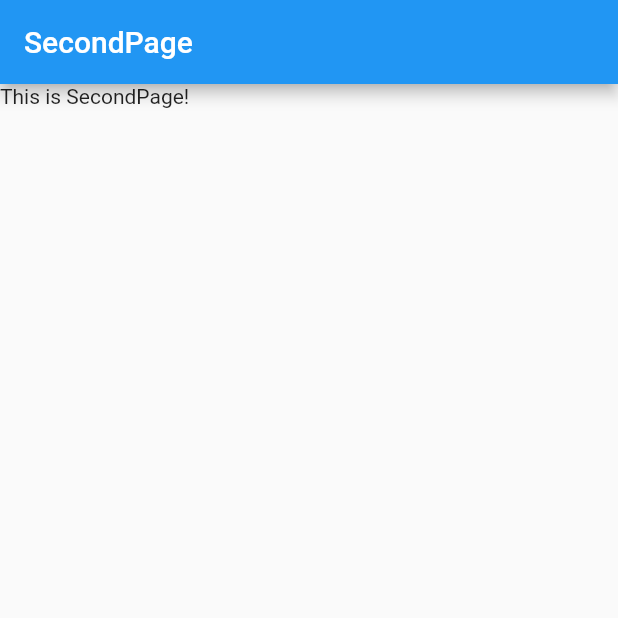
After one commit to 1004gite/Study_flutter, a Flutter app: the screen it shows after launch, after a tap on "화면전환", on a phone screen of 412 x 824 dp, the top half of it. The commit adds this screen. Run offline on Flutter 3.47's test engine with Material 2 defaults, Android fonts, the phone set to English and light mode, and no system bars.

Commit message:
네비게이터를 이용한 화면전환

```diff
--- a/lib/main.dart
+++ b/lib/main.dart
@@ -1,5 +1,6 @@
 import 'package:flutter/material.dart';
 import 'package:flutter/cupertino.dart';
+import 'second_page.dart';
 
 void main() => runApp(MyApp());
 
@@ -60,6 +61,17 @@ class _HelloPageState extends State<HelloPage> {
                     _cuperSwitchValue = v;
                   });
                 }
+            ),
+            RaisedButton(
+              child: Text('화면전환'),
+                onPressed: () {
+                  Navigator.push(
+                    context,
+                    MaterialPageRoute(
+                        builder: (context) => SecondPage()
+                    )
+                  );
+                }
             )
           ],
         ),
--- /dev/null
+++ b/lib/second_page.dart
@@ -0,0 +1,41 @@
+import 'package:flutter/material.dart';
+
+class SecondPage extends StatelessWidget {
+  @override
+  Widget build(BuildContext context) {
+    return MaterialApp(
+        title: 'Flutter Demo',
+        theme: ThemeData(
+          primarySwatch: Colors.blue,
+        ),
+        //위쪽에서 기본적인 테마를 정한 후 아래의 내용은 HelloPage에서 관리
+        home: HelloSecond('SecondPage')
+    );
+  }
+}
+
+class HelloSecond extends StatefulWidget {
+
+  String title;
+
+  HelloSecond(this.title) : super();
+
+  @override
+  _HelloSecondState createState() => _HelloSecondState();
+}
+
+class _HelloSecondState extends State<HelloSecond> {
+  @override
+  Widget build(BuildContext context) {
+    return Scaffold(
+      appBar: AppBar(
+        title: Text('SecondPage'),
+      ),
+      body: Column(
+        children: [
+          Text('This is SecondPage!')
+        ],
+      ),
+    );
+  }
+}
```
